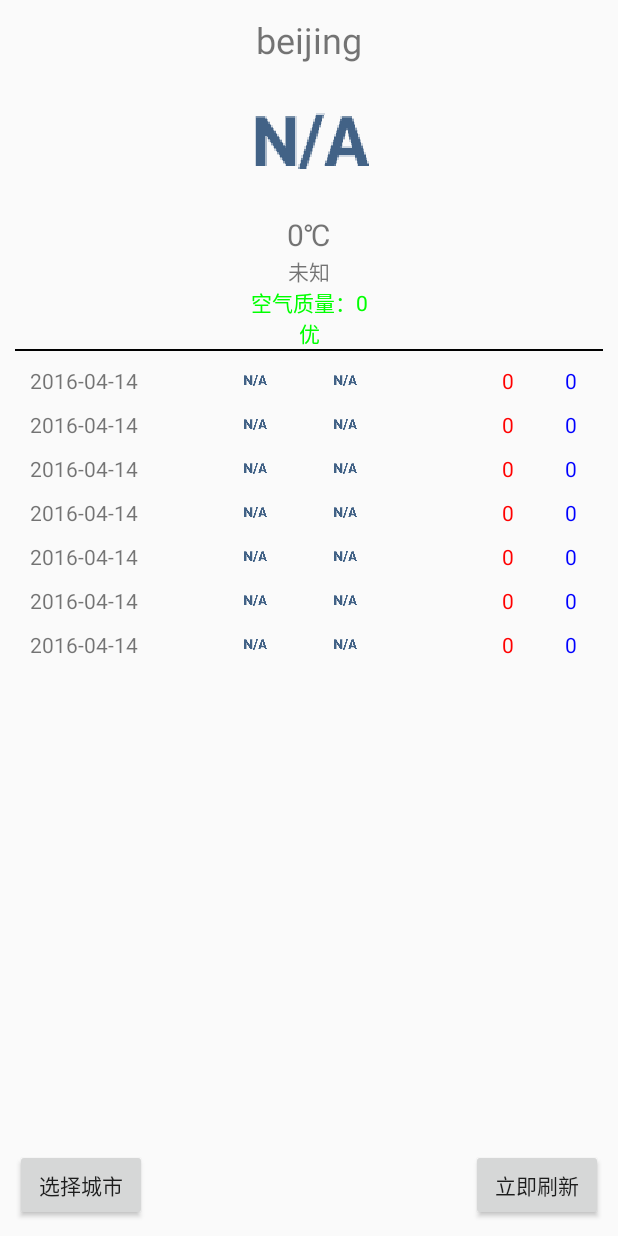
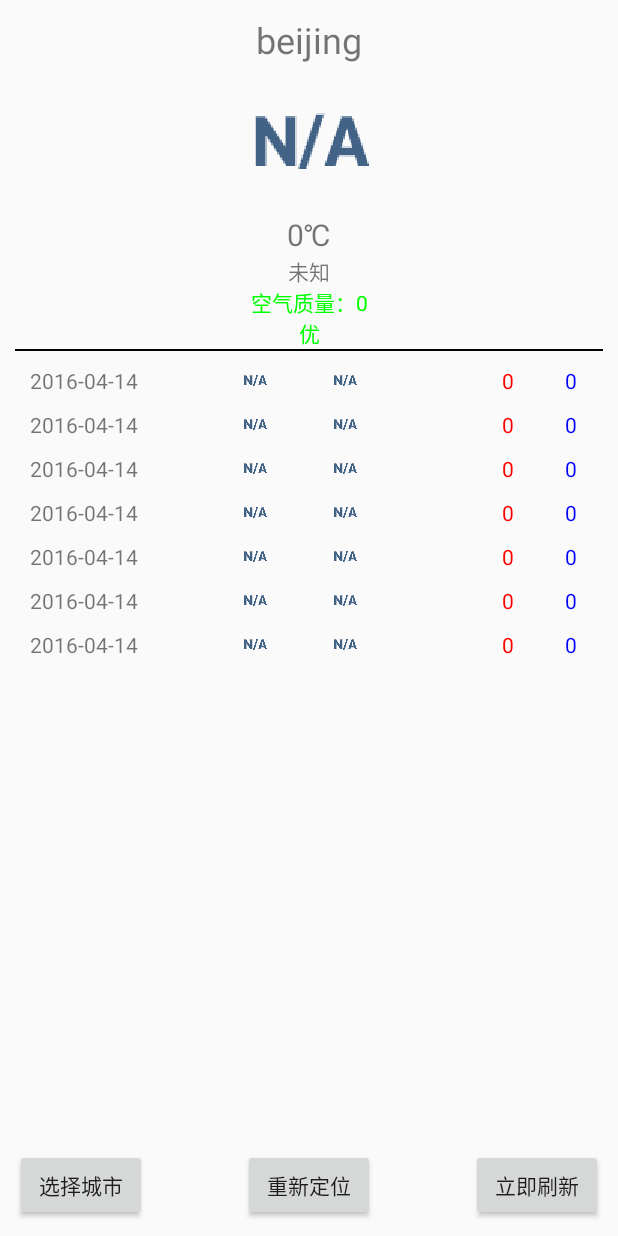
Before and after one commit to DesertEagleF/weather_forecast, an Android app: the screen it shows after launch (MainActivity), on a phone screen of 412 x 824 dp. Run offline under Robolectric (Android 15) with nearby library versions, the phone set to English and light mode, and no system bars; 1 statement that could not run was skipped.

Commit message:
Press relocation button to relocate by Baidu LBS service

```diff
--- a/app/src/main/java/com/deserteaglefe/seventhweek/MainActivity.java
+++ b/app/src/main/java/com/deserteaglefe/seventhweek/MainActivity.java
@@ -83,6 +83,7 @@ public class MainActivity extends AppCompatActivity implements View.OnClickListe
     private ImageView[] mNightWeatherImageView = new ImageView[7];
     private Button mRefreshButton;
     private Button mCitySelectorButton;
+    private Button mRelocateButton;
     private TextView mStatusTextView;
 
     private boolean isFirstQuery = true;
@@ -326,6 +327,7 @@ public class MainActivity extends AppCompatActivity implements View.OnClickListe
         mRefreshButton = (Button) findViewById(R.id.immediately_refresh);
         mCitySelectorButton = (Button) findViewById(R.id.select_city_activity_button);
         mStatusTextView = (TextView) findViewById(R.id.status_text_view);
+        mRelocateButton = (Button) findViewById(R.id.relocate_button);
     }
 
     public void setServiceReady(){
@@ -361,6 +363,7 @@ public class MainActivity extends AppCompatActivity implements View.OnClickListe
     private void setListeners() {
         mRefreshButton.setOnClickListener(this);
         mCitySelectorButton.setOnClickListener(this);
+        mRelocateButton.setOnClickListener(this);
     }
 
     @Override
@@ -383,6 +386,11 @@ public class MainActivity extends AppCompatActivity implements View.OnClickListe
                     intent.putExtra(Constants.ORIGINAL_CITY, mCityString);
                     intent.putExtra(Constants.ORIGINAL_PROVINCE, mProvinceId);
                     startActivityForResult(intent, Constants.REQUEST_CITY_SELECTOR);
+                    break;
+                case R.id.relocate_button:
+                    mLocationClient.start();
+                    mLocationClient.requestLocation();
+                    Log.i(Constants.TAG, "Relocating");
                     break;
             }
         } else {
@@ -524,6 +532,7 @@ public class MainActivity extends AppCompatActivity implements View.OnClickListe
             if(isServiceReady){
                 sendLocation();
             }
+            mLocationClient.stop();
         }
     }
 
@@ -637,13 +646,3 @@ public class MainActivity extends AppCompatActivity implements View.OnClickListe
         }
     }
 }
-
-
-/*
-import com.baidu.location.BDLocation;
-import com.baidu.location.BDLocationListener;
-import com.baidu.location.LocationClient;
-import com.baidu.location.LocationClientOption;
-import com.baidu.location.BDNotifyListener;//假如用到位置提醒功能，需要import该类
-import com.baidu.location.Poi;
-*/
--- a/app/src/main/res/layout/activity_main.xml
+++ b/app/src/main/res/layout/activity_main.xml
@@ -449,15 +449,6 @@
         android:layout_alignParentStart="true"
         android:layout_alignParentBottom="true"/>
 
-    <TextView
-        android:id="@+id/status_text_view"
-        android:text="@string/default_status"
-        android:layout_width="wrap_content"
-        android:layout_height="wrap_content"
-        android:layout_marginBottom="@dimen/small_margin"
-        android:layout_centerHorizontal="true"
-        android:layout_alignParentBottom="true"/>
-
     <Button
         android:id="@+id/immediately_refresh"
         android:text="@string/immediately_refresh_button"
@@ -466,4 +457,21 @@
         android:layout_alignParentRight="true"
         android:layout_alignParentEnd="true"
         android:layout_alignParentBottom="true"/>
+
+    <Button
+        android:id="@+id/relocate_button"
+        android:layout_width="wrap_content"
+        android:layout_height="wrap_content"
+        android:text="@string/relocate_button_text"
+        android:layout_centerHorizontal="true"
+        android:layout_alignParentBottom="true"/>
+
+    <TextView
+        android:id="@+id/status_text_view"
+        android:text="@string/default_status"
+        android:layout_width="wrap_content"
+        android:layout_height="wrap_content"
+        android:layout_marginBottom="@dimen/small_margin"
+        android:layout_centerHorizontal="true"
+        android:layout_above="@id/relocate_button"/>
 </RelativeLayout>
--- a/app/src/main/res/values/strings.xml
+++ b/app/src/main/res/values/strings.xml
@@ -21,4 +21,5 @@
     <string name="latitude">纬度</string>
     <string name="longitude">经度</string>
     <string name="default_status">加载中…</string>
+    <string name="relocate_button_text">重新定位</string>
 </resources>
```
Also changed, not shown: app/src/main/AndroidManifest.xml (+6 -9 lines).
